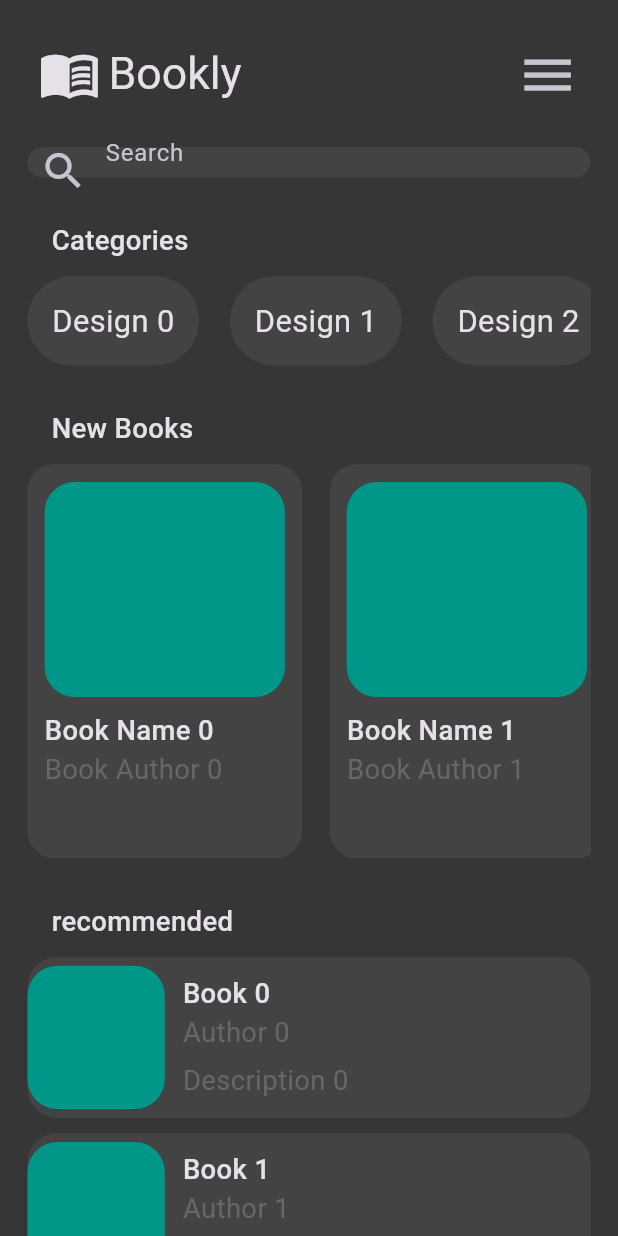
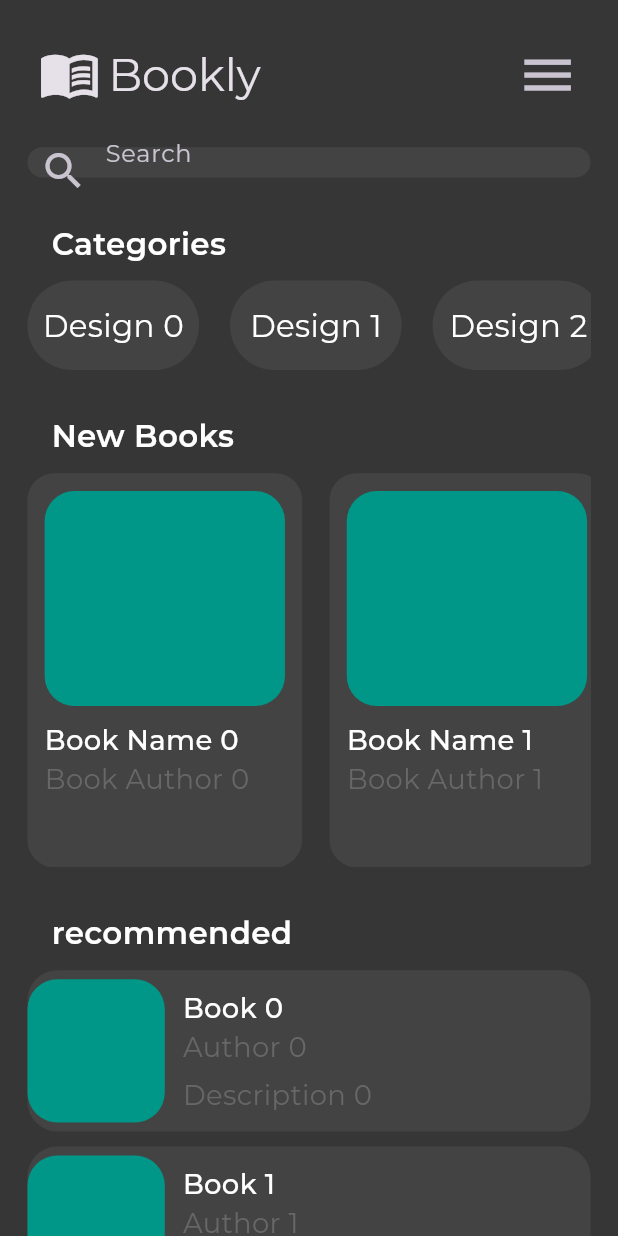
Before and after one commit to youssefhedefa/bookly_application, a Flutter app: the screen it shows after launch, on a phone screen of 412 x 824 dp. Run offline on Flutter 3.47's test engine with Material 2 defaults, Android fonts, the phone set to English and light mode, and no system bars; our stand-ins replace flutter_screenutil, google_fonts.

Commit message:
add font family by google fonts library

```diff
--- a/lib/Features/presentation/views_model/views/widgets/custom_text.dart
+++ b/lib/Features/presentation/views_model/views/widgets/custom_text.dart
@@ -11,8 +11,8 @@ class CustomText extends StatelessWidget {
       child: Text(
         text,
         style: TextStyle(
-          fontSize: 16.sp,
-          fontWeight: FontWeight.w500,
+          fontSize: 18.sp,
+          fontWeight: FontWeight.w600,
         ),
       ),
     );
--- a/lib/main.dart
+++ b/lib/main.dart
@@ -3,8 +3,8 @@ import 'package:book/Features/presentation/views_model/views/favorites_view.dart
 import 'package:book/Features/presentation/views_model/views/settings_view.dart';
 import 'package:book/Features/presentation/views_model/views/widgets/home_view_body.dart';
 import 'package:flutter/material.dart';
-import 'package:flutter/services.dart';
 import 'package:flutter_screenutil/flutter_screenutil.dart';
+import 'package:google_fonts/google_fonts.dart';
 import 'Features/presentation/views_model/views/home_view.dart';
 import 'Features/presentation/views_model/views/side_bar_view.dart';
 
@@ -30,6 +30,7 @@ class MyApp extends StatelessWidget {
             scaffoldBackgroundColor:const Color.fromRGBO(54, 54, 54, 1),
             brightness: Brightness.dark,
             useMaterial3: true,
+            textTheme: GoogleFonts.montserratTextTheme(ThemeData.dark().textTheme),
           ),
 
           routes: {
--- a/pubspec.yaml
+++ b/pubspec.yaml
@@ -36,6 +36,8 @@ dependencies:
   # Use with the CupertinoIcons class for iOS style icons.
   cupertino_icons: ^1.0.2
   flutter_screenutil: ^5.8.4
+  google_fonts: ^5.1.0
+
 
 
 dev_dependencies:
```
Also changed, not shown: pubspec.lock, 1 other file.
